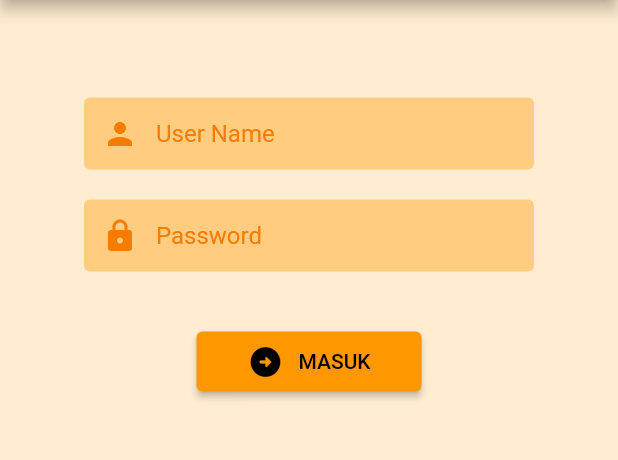
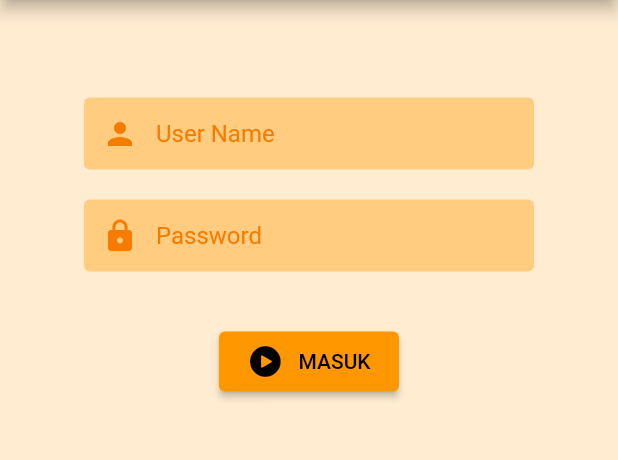
Before and after one commit to abilyc/bmt_ibnusina, a Flutter app: the screen it shows after launch, on a phone screen of 412 x 824 dp, the part 84-544 px from its top. Run offline on Flutter 3.47's test engine with Material 2 defaults, Android fonts, the phone set to English and light mode, and no system bars; our stand-ins replace google_fonts; missing offline and left inert: bitsdojo_window, hasura_connect.

Commit message:
Fonts, icons

```diff
--- a/lib/main.dart
+++ b/lib/main.dart
@@ -4,7 +4,7 @@ import 'package:flutter/material.dart';
 import 'dart:io';
 import 'screens/login.dart';
 import 'package:bitsdojo_window/bitsdojo_window.dart';
-import 'package:bmt_ibnusina/db/mutation.dart';
+import 'package:google_fonts/google_fonts.dart';
 
 void main() {
   WidgetsFlutterBinding.ensureInitialized();
@@ -43,11 +43,16 @@ class MyApp extends StatelessWidget {
           inputDecorationTheme: const InputDecorationTheme(
               contentPadding:
                   EdgeInsets.symmetric(horizontal: 8, vertical: 10)),
-          listTileTheme: ListTileThemeData(
-            contentPadding: const EdgeInsets.only(left: 25),
+          listTileTheme: const ListTileThemeData(
+            contentPadding: EdgeInsets.only(left: 25),
             horizontalTitleGap: 5,
-            iconColor: Colors.orange[850],
-          )),
+            iconColor: Colors.white,
+            textColor: Colors.white,
+
+          ),
+          textTheme: GoogleFonts.robotoTextTheme()
+        ),
+
       routes: {
         'home': (context) => const Home(),
         'login': (context) => const LoginScreen(),
--- a/lib/screens/login.dart
+++ b/lib/screens/login.dart
@@ -2,6 +2,7 @@ import 'package:bmt_ibnusina/auth/hasura.dart';
 import 'package:bmt_ibnusina/auth/services.dart';
 import 'package:bmt_ibnusina/db/mutation.dart';
 import 'package:bmt_ibnusina/tools/wrapper.dart';
+import 'package:flutter/cupertino.dart';
 import 'package:flutter/material.dart';
 // import 'dart:io';
 
@@ -85,7 +86,7 @@ class _LoginScreenState extends State<LoginScreen> {
             ),
             const SizedBox(height: 40),
             SizedBox(
-              width: 150,
+              width: 120,
               height: 40,
               child: ElevatedButton(
                 onPressed: !loading
@@ -107,7 +108,7 @@ class _LoginScreenState extends State<LoginScreen> {
                           crossAxisAlignment: WrapCrossAlignment.center,
                           spacing: 10,
                           children: const [
-                          Icon(Icons.arrow_circle_right_rounded),
+                            Icon(CupertinoIcons.arrowtriangle_right_circle_fill),
                             Text('MASUK'),
                           ],
                         ),
@@ -128,6 +129,7 @@ login(String? username, String? password) async {
     Auth.user(data);
     Hasura.headers = {'Authorization': 'Bearer ${Auth.userData.token}'};
   } catch (e) {
+    // print(e);
     // Auth.streamError;
     // print(Auth.context);
     ScaffoldMessenger.of(Auth.parentContext)
--- a/lib/tools/wrapper.dart
+++ b/lib/tools/wrapper.dart
@@ -34,6 +34,7 @@ class Wrapper extends StatelessWidget {
       appBar: CustomAppBar(
         child: AppBar(
           foregroundColor: Theme.of(context).backgroundColor,
+          backgroundColor: Theme.of(context).primaryColor,
           automaticallyImplyLeading: menu,
           title: Center(
             child: Row(
```
Also changed, not shown: lib/tools/navbar.dart (+11 -51 lines), pubspec.yaml (+5 -13 lines), lib/screens/history.dart (added), pubspec.lock, 3 other files. Lines whose indentation alone changed are shown as unchanged.
